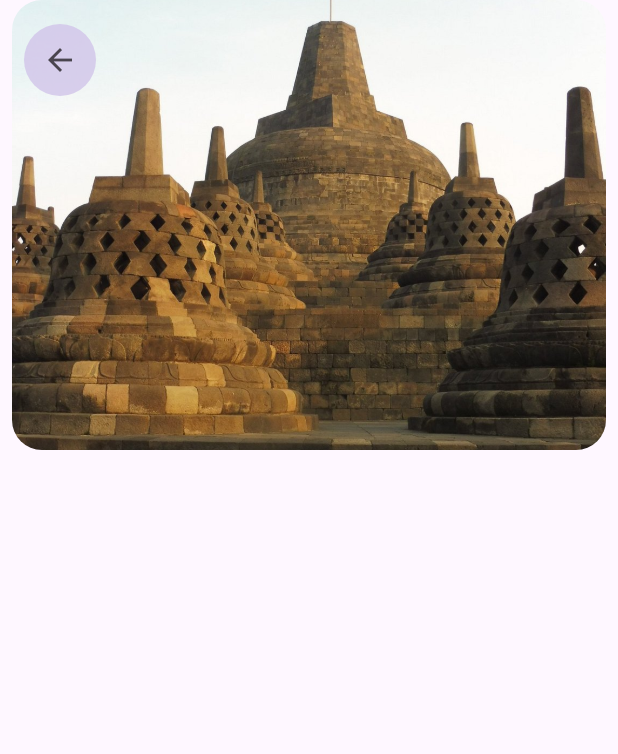
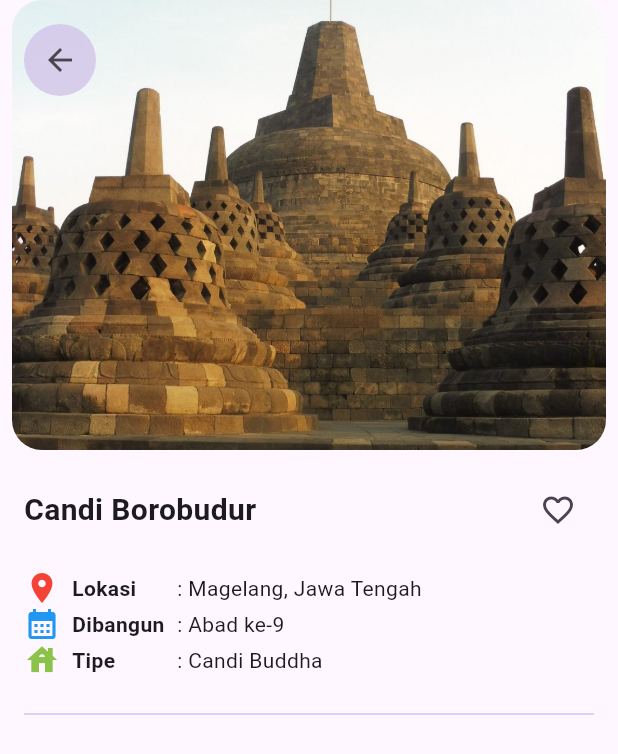
Before and after one commit to 2024-2025-Gasal-PABI-SI5A/project-wisata-candi-oohgan, a Flutter app: the screen it shows after launch, on a phone screen of 412 x 824 dp. Shown: the top 754 px of the screen. Run offline on Flutter 3.47's test engine with Material 3 defaults, Android fonts, the phone set to English and light mode, and no system bars.

Commit message:
update: detail_screen.dart

```diff
--- a/wisata_candi/lib/screens/detail_screen.dart
+++ b/wisata_candi/lib/screens/detail_screen.dart
@@ -20,12 +20,8 @@ class DetailScreen extends StatelessWidget {
                 padding: const EdgeInsets.symmetric(horizontal: 8.0),
                 child: ClipRRect(
                   borderRadius: BorderRadius.circular(20),
-                  child: Image.asset(
-                    candi.imageAsset,
-                    width: double.infinity,
-                    height: 300,
-                    fit: BoxFit.cover
-                    ),
+                  child: Image.asset(candi.imageAsset,
+                      width: double.infinity, height: 300, fit: BoxFit.cover),
                 ),
               ),
               // Back Button
@@ -37,7 +33,7 @@ class DetailScreen extends StatelessWidget {
                     shape: BoxShape.circle,
                   ),
                   child: IconButton(
-                    onPressed: (){},
+                    onPressed: () {},
                     icon: const Icon(Icons.arrow_back),
                   ),
                 ),
@@ -49,12 +45,89 @@ class DetailScreen extends StatelessWidget {
               padding: EdgeInsets.symmetric(horizontal: 16),
               child: Column(
                 children: [
+                  const SizedBox(height: 16),
                   // Info Atas
+                  Row(
+                    mainAxisAlignment: MainAxisAlignment.spaceBetween,
+                    children: [
+                      Text(
+                        candi.name,
+                        style: const TextStyle(
+                          fontSize: 20,
+                          fontWeight: FontWeight.bold,
+                        ),
+                      ),
+                      IconButton(
+                          onPressed: () {}, icon: Icon(Icons.favorite_border))
+                    ],
+                  ),
                   // Info Tengah
+                  const SizedBox(
+                    height: 16,
+                  ),
+                  Row(
+                    children: [
+                      const Icon(
+                        Icons.place,
+                        color: Colors.red,
+                      ),
+                      const SizedBox(
+                        width: 8,
+                      ),
+                      const SizedBox(
+                        width: 70,
+                        child: Text(
+                          'Lokasi',
+                          style: TextStyle(fontWeight: FontWeight.bold),
+                        ),
+                      ),
+                      Text(': ${candi.location}'),
+                    ],
+                  ),
+                  Row(
+                    children: [
+                      const Icon(
+                        Icons.calendar_month,
+                        color: Colors.blue,
+                      ),
+                      const SizedBox(
+                        width: 8,
+                      ),
+                      const SizedBox(
+                        width: 70,
+                        child: Text(
+                          'Dibangun',
+                          style: TextStyle(fontWeight: FontWeight.bold),
+                        ),
+                      ),
+                      Text(': ${candi.built}'),
+                    ],
+                  ),
+                  Row(
+                    children: [
+                      const Icon(
+                        Icons.house,
+                        color: Colors.lightGreen,
+                      ),
+                      const SizedBox(
+                        width: 8,
+                      ),
+                      const SizedBox(
+                        width: 70,
+                        child: Text(
+                          'Tipe',
+                          style: TextStyle(fontWeight: FontWeight.bold),
+                        ),
+                      ),
+                      Text(': ${candi.type}'),
+                    ],
+                  ),
                   // Info Bawah
+                  const SizedBox(height: 16,),
+                  Divider(color: Colors.deepPurple.shade100,),
+                  const SizedBox(height: 16,),
                 ],
-            )
-            ),
+              )),
           // Info Atas
         ],
       ),
```
Lines whose indentation alone changed are shown as unchanged.
